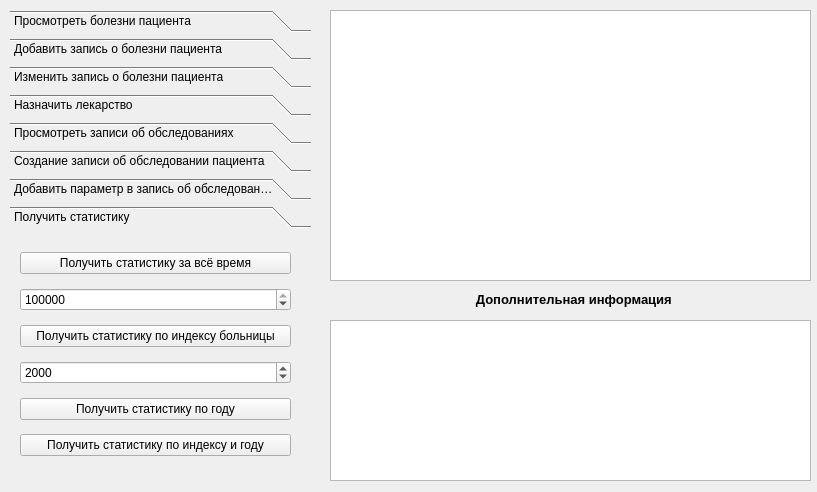
Qt form client/gui/ui/doc_window.ui (Banifest/HospitalDB) before a commit.
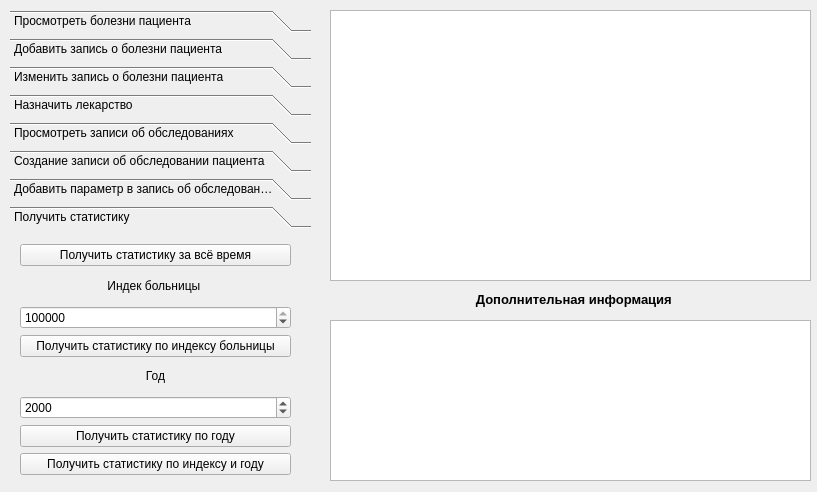
The same form after that commit. Icons and pictures are not drawn.

```diff
--- a/client/gui/ui/doc_window.ui
+++ b/client/gui/ui/doc_window.ui
@@ -1693,10 +1693,19 @@
                             <x>10</x>
                             <y>10</y>
                             <width>271</width>
-                            <height>221</height>
+                            <height>231</height>
                         </rect>
                     </property>
                     <layout class="QGridLayout" name="gridLayout_8">
+                        <item row="1" column="0">
+                            <widget class="QLabel" name="label_9">
+                                <property name="text">
+                                    <string>&lt;html&gt;&lt;head/&gt;&lt;body&gt;&lt;p align=&quot;center&quot;&gt;Индек
+                                        больницы&lt;/p&gt;&lt;/body&gt;&lt;/html&gt;
+                                    </string>
+                                </property>
+                            </widget>
+                        </item>
                         <item row="0" column="0">
                             <widget class="QPushButton" name="get_stat_by_all_time">
                                 <property name="text">
@@ -1704,8 +1713,15 @@
                                 </property>
                             </widget>
                         </item>
-                        <item row="3" column="0">
+                        <item row="5" column="0">
                             <widget class="QDateEdit" name="get_stat_date">
+                                <property name="maximumDate">
+                                    <date>
+                                        <year>2100</year>
+                                        <month>12</month>
+                                        <day>31</day>
+                                    </date>
+                                </property>
                                 <property name="currentSection">
                                     <enum>QDateTimeEdit::YearSection</enum>
                                 </property>
@@ -1714,28 +1730,28 @@
                                 </property>
                             </widget>
                         </item>
-                        <item row="5" column="0">
+                        <item row="7" column="0">
                             <widget class="QPushButton" name="get_stat_by_index_year">
                                 <property name="text">
                                     <string>Получить статистику по индексу и году</string>
                                 </property>
                             </widget>
                         </item>
-                        <item row="4" column="0">
-                            <widget class="QPushButton" name="get_stat_by_year">
-                                <property name="text">
-                                    <string>Получить статистику по году</string>
-                                </property>
-                            </widget>
-                        </item>
-                        <item row="2" column="0">
+                        <item row="3" column="0">
                             <widget class="QPushButton" name="get_stat_by_index">
                                 <property name="text">
                                     <string>Получить статистику по индексу больницы</string>
                                 </property>
                             </widget>
                         </item>
-                        <item row="1" column="0">
+                        <item row="6" column="0">
+                            <widget class="QPushButton" name="get_stat_by_year">
+                                <property name="text">
+                                    <string>Получить статистику по году</string>
+                                </property>
+                            </widget>
+                        </item>
+                        <item row="2" column="0">
                             <widget class="QSpinBox" name="get_stat_index_text_box">
                                 <property name="maximum">
                                     <number>999999</number>
@@ -1745,6 +1761,13 @@
                                 </property>
                             </widget>
                         </item>
+                        <item row="4" column="0">
+                            <widget class="QLabel" name="label_10">
+                                <property name="text">
+                                    <string>&lt;html&gt;&lt;head/&gt;&lt;body&gt;&lt;p align=&quot;center&quot;&gt;Год&lt;/p&gt;&lt;/body&gt;&lt;/html&gt;</string>
+                                </property>
+                            </widget>
+                        </item>
                     </layout>
                 </widget>
             </widget>
```
Left out of the diff: 167 changed lines with no effect on the pictures.
